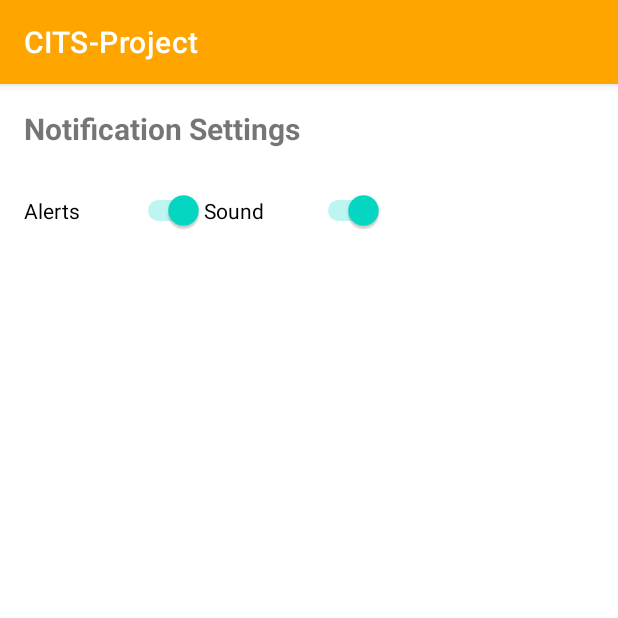
After one commit to yeobeomhwi/NAVER-Map-CITSProject, an Android app: the fragment NoticeFragment shown on its own in the app's theme, on a phone screen of 412 x 824 dp, the top half of it. The commit adds this screen. Run offline under Robolectric (Android 15) with nearby library versions, the phone set to English and light mode, and no system bars.

Commit message:
임시 경고 Notice Fragment 실행X

```diff
--- a/app/src/main/java/com/example/cits_project/MainActivity.kt
+++ b/app/src/main/java/com/example/cits_project/MainActivity.kt
@@ -69,7 +69,7 @@ class MainActivity : AppCompatActivity(), OnMapReadyCallback {
         // 앱 바 구성 초기화
         appBarConfiguration = AppBarConfiguration(
             setOf(
-                R.id.nav_home, R.id.nav_finding_a_way, R.id.nav_slideshow, R.id.nav_subway
+                R.id.nav_home, R.id.nav_finding_a_way, R.id.nav_slideshow, R.id.nav_subway, R.id.nav_notice
             ), drawerLayout
         )
 
--- /dev/null
+++ b/app/src/main/java/com/example/cits_project/ui/notice/NoticeFragment.kt
@@ -0,0 +1,80 @@
+package com.example.cits_project.ui.notice
+import android.content.Context
+import android.content.SharedPreferences
+import android.os.Bundle
+import android.view.LayoutInflater
+import android.view.View
+import android.view.ViewGroup
+import android.widget.Switch
+import android.widget.Toast
+import androidx.fragment.app.Fragment
+import com.example.cits_project.R
+
+class NoticeFragment : Fragment() {
+
+    private lateinit var alertSwitch: Switch
+    private lateinit var soundSwitch: Switch
+    private lateinit var sharedPreferences: SharedPreferences
+    override fun onCreateView(
+        inflater: LayoutInflater, container: ViewGroup?,
+        savedInstanceState: Bundle?
+    ): View? {
+        val view = inflater.inflate(R.layout.fragment_notice, container, false)
+        // UI 요소 초기화
+        alertSwitch = view.findViewById(R.id.alertSwitch)
+        soundSwitch = view.findViewById(R.id.soundSwitch)
+
+        // SharedPreferences 초기화
+        sharedPreferences = requireContext().getSharedPreferences(PREF_NAME, Context.MODE_PRIVATE)
+
+        // 저장된 설정 불러오기
+        loadUserSettings()
+
+        // 스위치 상태 변경 리스너 등록
+        alertSwitch.setOnCheckedChangeListener { _, isChecked ->
+            // 사용자 설정 저장
+            saveUserSetting(KEY_ALERT, isChecked)
+            // 토스트 알림 표시
+            showToast("Alerts are ${if (isChecked) "enabled" else "disabled"}")
+        }
+
+        soundSwitch.setOnCheckedChangeListener { _, isChecked ->
+            // 사용자 설정 저장
+            saveUserSetting(KEY_SOUND, isChecked)
+            // 토스트 알림 표시
+            showToast("Sound is ${if (isChecked) "enabled" else "disabled"}")
+        }
+
+        return view
+    }
+
+    private fun loadUserSettings() {
+        // 저장된 설정 불러오기
+        val alertEnabled = readUserSetting(KEY_ALERT, true)
+        val soundEnabled = readUserSetting(KEY_SOUND, true)
+
+        // 불러온 설정을 UI에 반영
+        alertSwitch.isChecked = alertEnabled
+        soundSwitch.isChecked = soundEnabled
+    }
+
+    private fun saveUserSetting(key: String, value: Boolean) {
+        // 사용자 설정 저장
+        sharedPreferences.edit().putBoolean(key, value).apply()
+    }
+
+    private fun readUserSetting(key: String, defaultValue: Boolean): Boolean {
+        // 사용자 설정 불러오기
+        return sharedPreferences.getBoolean(key, defaultValue)
+    }
+
+    private fun showToast(message: String) {
+        Toast.makeText(requireContext(), message, Toast.LENGTH_SHORT).show()
+    }
+
+    companion object {
+        const val KEY_ALERT = "alert_enabled"
+        const val KEY_SOUND = "sound_enabled"
+        const val PREF_NAME = "user_settings"
+    }
+}
--- /dev/null
+++ b/app/src/main/res/layout/fragment_notice.xml
@@ -0,0 +1,37 @@
+<?xml version="1.0" encoding="utf-8"?>
+<LinearLayout
+    xmlns:android="http://schemas.android.com/apk/res/android"
+    xmlns:tools="http://schemas.android.com/tools"
+    android:layout_width="match_parent"
+    android:layout_height="match_parent"
+    android:orientation="vertical"
+    android:padding="16dp"
+    tools:context=".ui.notice.NoticeFragment">
+
+    <TextView
+        android:layout_width="wrap_content"
+        android:layout_height="wrap_content"
+        android:text="Notification Settings"
+        android:textSize="20dp"
+        android:textStyle="bold"
+        android:layout_marginBottom="16dp"/>
+
+    <LinearLayout
+        android:layout_width="match_parent"
+        android:layout_height="56dp"
+        android:orientation="horizontal">
+
+        <Switch
+            android:id="@+id/alertSwitch"
+            android:layout_width="120dp"
+            android:layout_height="50dp"
+            android:text="Alerts" />
+
+        <Switch
+            android:id="@+id/soundSwitch"
+            android:layout_width="120dp"
+            android:layout_height="50dp"
+            android:text="Sound" />
+    </LinearLayout>
+
+</LinearLayout>
--- a/app/src/main/res/menu/activity_main_drawer.xml
+++ b/app/src/main/res/menu/activity_main_drawer.xml
@@ -20,5 +20,9 @@
             android:id="@+id/nav_subway"
             android:icon="@drawable/ic_menu_slideshow"
             android:title="@string/Subway" />
+        <item
+            android:id="@+id/nav_notice"
+            android:icon="@drawable/ic_menu_slideshow"
+            android:title="@string/Notice" />
     </group>
 </menu>
--- a/app/src/main/res/values/strings.xml
+++ b/app/src/main/res/values/strings.xml
@@ -13,5 +13,6 @@
 
     <string name="My_location">My location</string>
     <string name="Finding_a_way">Finding a way</string>
-    <string name="Subway">Subway</string>
+    <string name="Subway">지하철</string>
+    <string name="Notice">알림</string>
 </resources>
```
